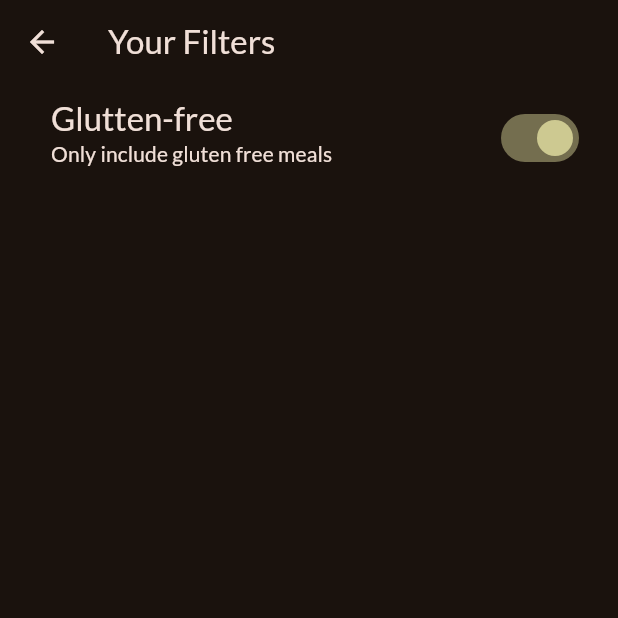
After one commit to scottkelly36/flutter_meal_app, a Flutter app: the FiltersScreen screen opened directly, after a tap on "Glutten-free", on a phone screen of 412 x 824 dp, the top half of it. The commit adds this screen. Run offline on Flutter 3.47's test engine with Material 2 defaults, Android fonts, the phone set to English and light mode, and no system bars; our stand-ins replace google_fonts, transparent_image.

Commit message:
adds filters screen

```diff
--- /dev/null
+++ b/lib/screens/filters.dart
@@ -0,0 +1,45 @@
+import 'package:flutter/material.dart';
+
+class FiltersScreen extends StatefulWidget {
+  const FiltersScreen({super.key});
+
+  @override
+  _FiltersScreenState createState() => _FiltersScreenState();
+}
+
+class _FiltersScreenState extends State<FiltersScreen> {
+
+  var _glutenFreeFilterSet = false;
+
+  @override
+  Widget build(BuildContext context) {
+    return Scaffold(
+        appBar: AppBar(title: const Text('Your Filters')),
+        body: Column(
+          children: [
+            SwitchListTile(
+              value: _glutenFreeFilterSet,
+              onChanged: (isChecked) {
+                setState(() {
+                  _glutenFreeFilterSet = isChecked;
+                });
+              },
+              title: Text(
+                'Glutten-free',
+                style: Theme.of(context).textTheme.titleLarge!.copyWith(
+                      color: Theme.of(context).colorScheme.onBackground,
+                    ),
+              ),
+              subtitle: Text(
+                'Only include gluten free meals',
+                style: Theme.of(context).textTheme.titleSmall!.copyWith(
+                      color: Theme.of(context).colorScheme.onBackground,
+                    ),
+              ),
+              activeColor: Theme.of(context).colorScheme.tertiary,
+              contentPadding: const EdgeInsets.only(left: 34, right: 22),
+            )
+          ],
+        ));
+  }
+}
--- a/lib/screens/tabs.dart
+++ b/lib/screens/tabs.dart
@@ -1,11 +1,12 @@
 import 'package:flutter/material.dart';
 import 'package:flutter_meal_app/screens/categories.dart';
+import 'package:flutter_meal_app/screens/filters.dart';
 import 'package:flutter_meal_app/screens/meals.dart';
 import 'package:flutter_meal_app/models/meal.dart';
 import 'package:flutter_meal_app/widgets/main_drawer.dart';
 
 class TabsScreen extends StatefulWidget {
-  const TabsScreen({ super.key });
+  const TabsScreen({super.key});
 
   @override
   _TabsScreenState createState() => _TabsScreenState();
@@ -16,13 +17,10 @@ class _TabsScreenState extends State<TabsScreen> {
 
   final List<Meal> _favoriteMeals = [];
 
-  void _showInfoMessage (String message) {
+  void _showInfoMessage(String message) {
     ScaffoldMessenger.of(context).clearSnackBars();
-    ScaffoldMessenger.of(context).showSnackBar(
-      SnackBar(
-        content: Text(message)
-        )
-      );
+    ScaffoldMessenger.of(context)
+        .showSnackBar(SnackBar(content: Text(message)));
   }
 
   void _toggleMealFavoriteStatus(Meal meal) {
@@ -30,12 +28,12 @@ class _TabsScreenState extends State<TabsScreen> {
 
     if (isExisting) {
       setState(() {
-      _favoriteMeals.remove(meal);
+        _favoriteMeals.remove(meal);
       });
-       _showInfoMessage('Meal no longer a favorite');
+      _showInfoMessage('Meal no longer a favorite');
     } else {
       setState(() {
-      _favoriteMeals.add(meal);
+        _favoriteMeals.add(meal);
       });
       _showInfoMessage('Meal added to favorite');
     }
@@ -43,15 +41,17 @@ class _TabsScreenState extends State<TabsScreen> {
 
   void _selectPage(int index) {
     setState(() {
-      _selectedPageIndex= index;
+      _selectedPageIndex = index;
     });
   }
 
-  void _setScreen(String identifier){
-    if(identifier == 'filters') {
-
+  void _setScreen(String identifier) {
+    if (identifier == 'filters') {
+      Navigator.of(context).push(MaterialPageRoute(
+        builder: (ctx) => const FiltersScreen(),
+      ));
     } else {
-     Navigator.of(context).pop();
+      Navigator.of(context).pop();
     }
   }
 
@@ -63,7 +63,7 @@ class _TabsScreenState extends State<TabsScreen> {
 
     var activePageTitle = 'Categories';
 
-    if(_selectedPageIndex == 1) {
+    if (_selectedPageIndex == 1) {
       activePage = MealsScreen(
         meals: _favoriteMeals,
         onToggleFavorite: _toggleMealFavoriteStatus,
@@ -75,13 +75,16 @@ class _TabsScreenState extends State<TabsScreen> {
       appBar: AppBar(
         title: Text(activePageTitle),
       ),
-      drawer: MainDrawer(onSelectScreen: _setScreen,),
+      drawer: MainDrawer(
+        onSelectScreen: _setScreen,
+      ),
       body: activePage,
       bottomNavigationBar: BottomNavigationBar(
         onTap: _selectPage,
         currentIndex: _selectedPageIndex,
         items: const [
-          BottomNavigationBarItem(icon: Icon(Icons.set_meal), label: 'Categories'),
+          BottomNavigationBarItem(
+              icon: Icon(Icons.set_meal), label: 'Categories'),
           BottomNavigationBarItem(icon: Icon(Icons.star), label: 'Favorites'),
         ],
       ),
```
